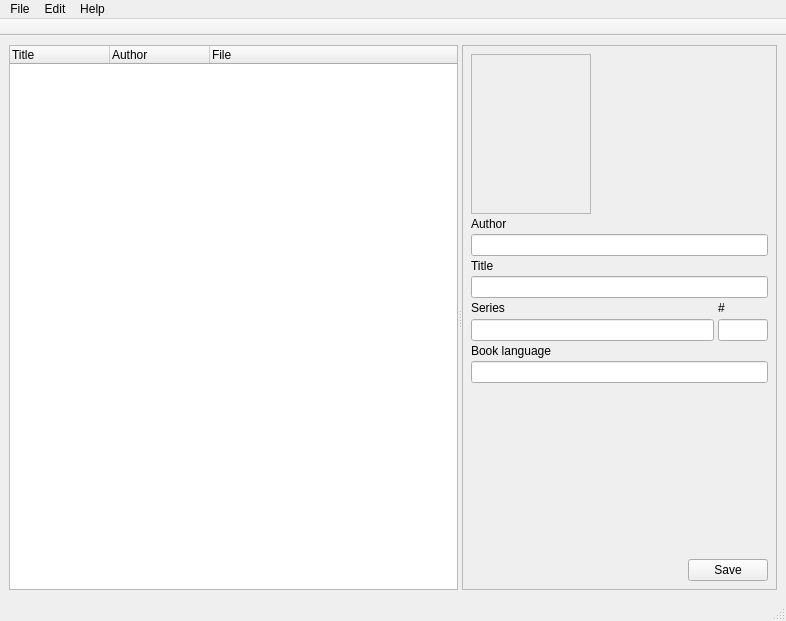
First picture: the form in ui/MainWindow.ui, repository rupor-github/fb2mobi, before the edit.
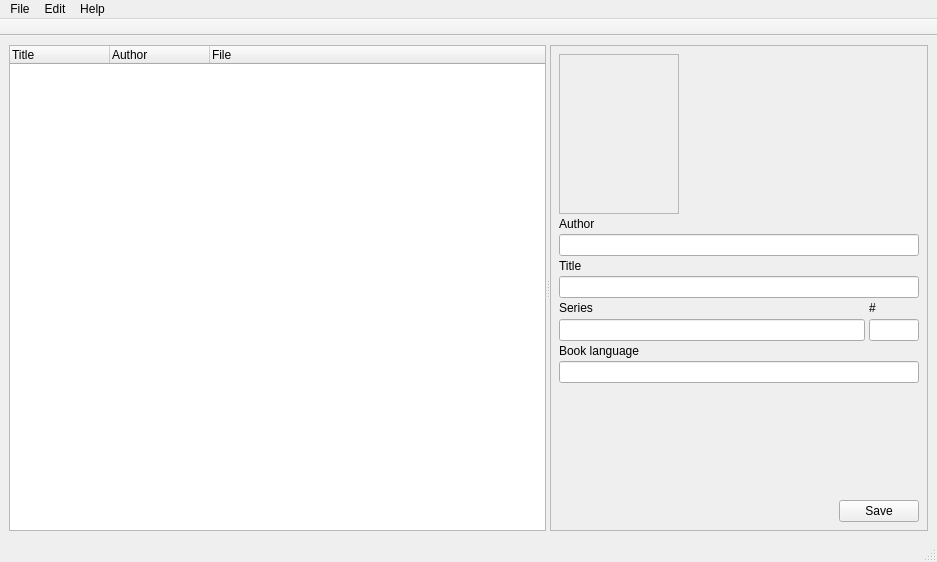
Second picture: the form after the edit.

```diff
--- a/ui/MainWindow.ui
+++ b/ui/MainWindow.ui
@@ -6,8 +6,8 @@
    <rect>
     <x>0</x>
     <y>0</y>
-    <width>786</width>
-    <height>621</height>
+    <width>937</width>
+    <height>562</height>
    </rect>
   </property>
   <property name="windowTitle">
@@ -73,8 +73,8 @@
          <rect>
           <x>0</x>
           <y>0</y>
-          <width>339</width>
-          <height>548</height>
+          <width>407</width>
+          <height>489</height>
          </rect>
         </property>
         <layout class="QVBoxLayout" name="verticalLayout">
@@ -306,7 +306,7 @@
     <rect>
      <x>0</x>
      <y>0</y>
-     <width>786</width>
+     <width>937</width>
      <height>21</height>
     </rect>
    </property>
```
Left out of the diff: 107 changed lines with no effect on the pictures.
